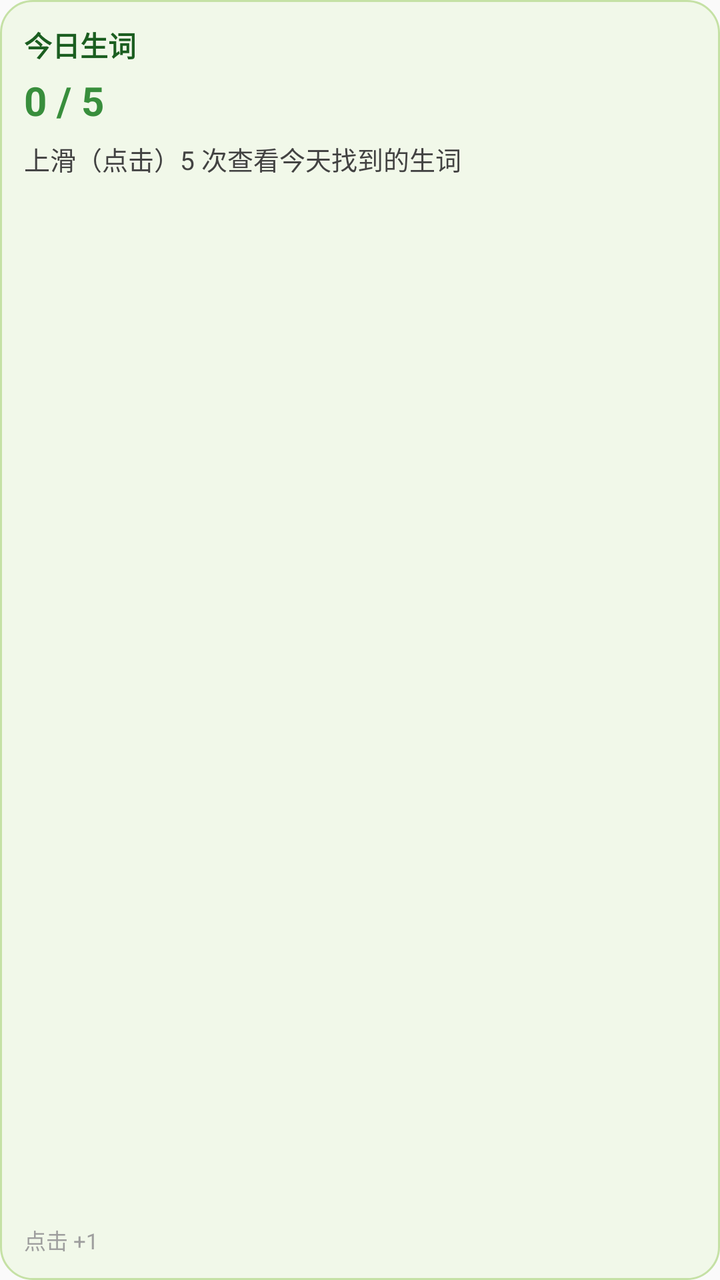
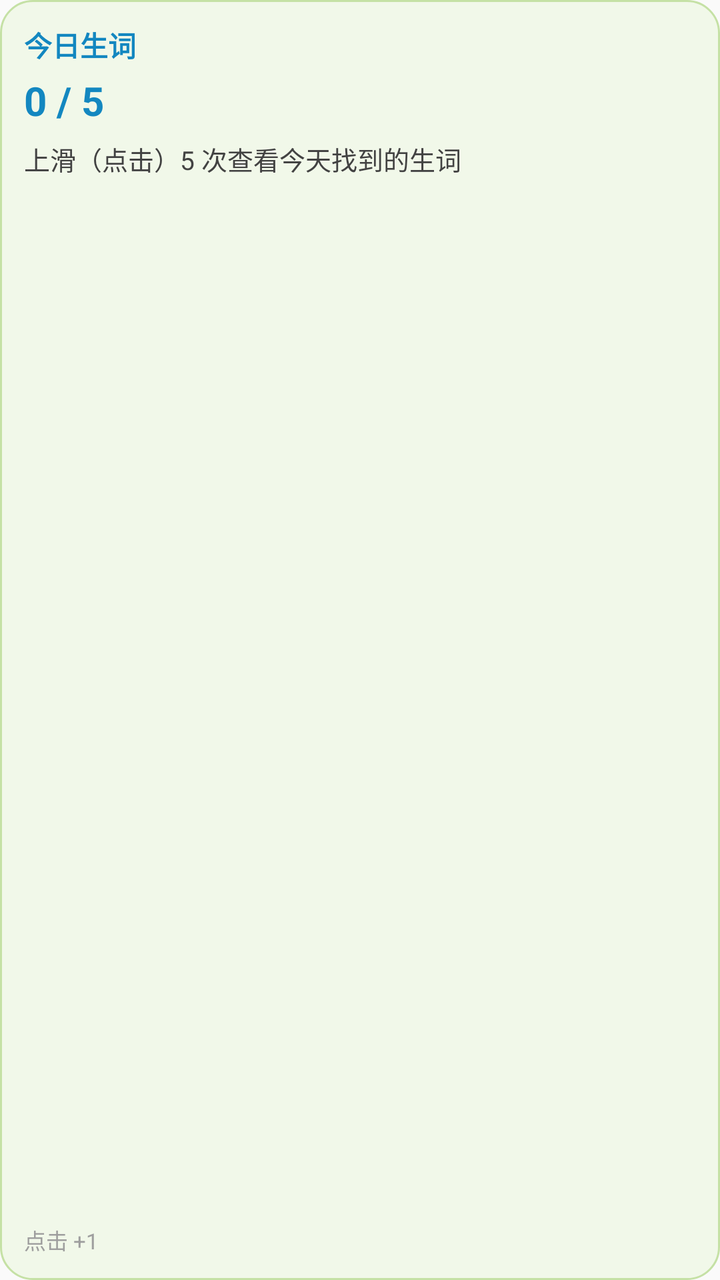

An Android layout rendered at two revisions. The XML below is the earlier revision; the diff shows what the commit changed to produce the second picture.
<!-- AndroidManifest.xml: application theme Theme.English -->
<!-- res/layout/widget_unknown_word.xml -->
<?xml version="1.0" encoding="utf-8"?>
<LinearLayout xmlns:android="http://schemas.android.com/apk/res/android"
    android:id="@+id/widget_root"
    android:layout_width="match_parent"
    android:layout_height="match_parent"
    android:background="@drawable/widget_bg_rounded"
    android:orientation="vertical"
    android:padding="12dp">

    <TextView
        android:id="@+id/widget_title"
        android:layout_width="wrap_content"
        android:layout_height="wrap_content"
        android:text="@string/widget_unknown_word_title"
        android:textColor="#1B5E20"
        android:textSize="14sp"
        android:textStyle="bold" />

    <TextView
        android:id="@+id/widget_progress"
        android:layout_width="wrap_content"
        android:layout_height="wrap_content"
        android:layout_marginTop="4dp"
        android:text="0 / 5"
        android:textColor="#388E3C"
        android:textSize="20sp"
        android:textStyle="bold" />

    <TextView
        android:id="@+id/widget_message"
        android:layout_width="match_parent"
        android:layout_height="0dp"
        android:layout_marginTop="6dp"
        android:layout_weight="1"
        android:gravity="top"
        android:text="上滑（点击）5 次查看今天找到的生词"
        android:textColor="#424242"
        android:textSize="13sp" />

    <TextView
        android:id="@+id/widget_hint"
        android:layout_width="wrap_content"
        android:layout_height="wrap_content"
        android:layout_marginTop="4dp"
        android:gravity="end"
        android:text="点击 +1"
        android:textColor="#9E9E9E"
        android:textSize="11sp" />

</LinearLayout>
<!-- resources referenced by this layout -->
<resources>
  <!-- drawable widget_bg_rounded (drawable) -->
  <?xml version="1.0" encoding="utf-8"?>
  <shape xmlns:android="http://schemas.android.com/apk/res/android"
      android:shape="rectangle">
      <solid android:color="#F1F8E9" />
      <corners android:radius="16dp" />
      <stroke
          android:width="1dp"
          android:color="#C5E1A5" />
  </shape>
  <string name="widget_unknown_word_title">今日生词</string>
  <style name="Theme.English" parent="android:Theme.Material.Light.NoActionBar" />
</resources>

<!-- the commit's change to res/layout/widget_unknown_word.xml (unified diff, before → after) -->
@@ -12,7 +12,7 @@
         android:layout_width="wrap_content"
         android:layout_height="wrap_content"
         android:text="@string/widget_unknown_word_title"
-        android:textColor="#1B5E20"
+        android:textColor="#1387C0"
         android:textSize="14sp"
         android:textStyle="bold" />
 
@@ -22,7 +22,7 @@
         android:layout_height="wrap_content"
         android:layout_marginTop="4dp"
         android:text="0 / 5"
-        android:textColor="#388E3C"
+        android:textColor="#1387C0"
         android:textSize="20sp"
         android:textStyle="bold" />
 
